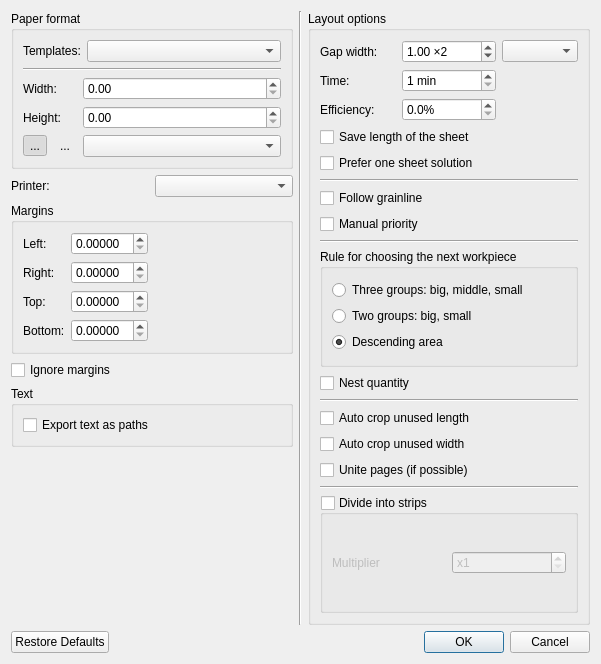
Qt form src/app/valentina/dialogs/dialoglayoutsettings.ui (dismine/valentina) before a commit.
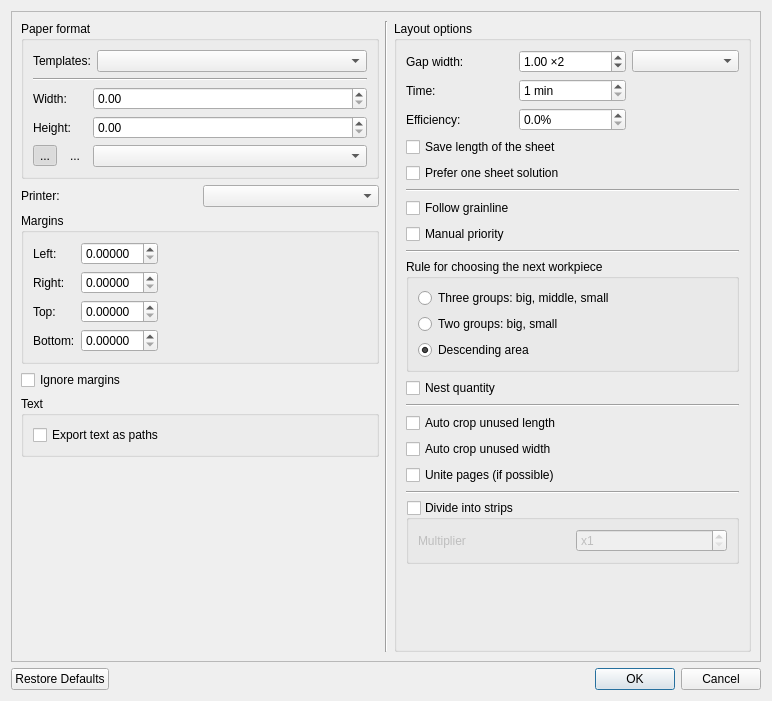
The same form after that commit. Icons and pictures are not drawn.

Commit message: Added scroll area to layout settings dialog.

```diff
--- a/src/app/valentina/dialogs/dialoglayoutsettings.ui
+++ b/src/app/valentina/dialogs/dialoglayoutsettings.ui
@@ -6,8 +6,8 @@
    <rect>
     <x>0</x>
     <y>0</y>
-    <width>601</width>
-    <height>664</height>
+    <width>772</width>
+    <height>701</height>
    </rect>
   </property>
   <property name="windowTitle">
@@ -17,12 +17,25 @@
    <iconset resource="../../../libs/vmisc/share/resources/icon.qrc">
     <normaloff>:/icon/64x64/icon64x64.png</normaloff>:/icon/64x64/icon64x64.png</iconset>
   </property>
-  <layout class="QVBoxLayout" name="verticalLayout_8">
-   <item>
-    <layout class="QHBoxLayout" name="horizontalLayout_4">
-     <item>
       <layout class="QVBoxLayout" name="verticalLayout_5">
        <item>
+    <widget class="QScrollArea" name="scrollArea">
+     <property name="widgetResizable">
+      <bool>true</bool>
+     </property>
+     <widget class="QWidget" name="scrollAreaWidgetContents">
+      <property name="geometry">
+       <rect>
+        <x>0</x>
+        <y>0</y>
+        <width>752</width>
+        <height>650</height>
+       </rect>
+      </property>
+      <layout class="QHBoxLayout" name="horizontalLayout_3">
+       <item>
+        <layout class="QVBoxLayout" name="verticalLayout_8">
+         <item>
         <widget class="QGroupBox" name="groupBoxPaperFormat">
          <property name="autoFillBackground">
           <bool>false</bool>
@@ -309,8 +322,6 @@
         </widget>
        </item>
        <item>
-        <layout class="QVBoxLayout" name="verticalLayout_7">
-         <item>
           <widget class="QGroupBox" name="groupBoxText">
            <property name="title">
             <string>Text</string>
@@ -329,8 +340,6 @@
            </layout>
           </widget>
          </item>
-        </layout>
-       </item>
        <item>
         <spacer name="verticalSpacer">
          <property name="orientation">
@@ -621,10 +630,25 @@
           </layout>
          </widget>
         </item>
+          <item>
+           <spacer name="verticalSpacer_2">
+            <property name="orientation">
+             <enum>Qt::Vertical</enum>
+            </property>
+            <property name="sizeHint" stdset="0">
+             <size>
+              <width>20</width>
+              <height>40</height>
+             </size>
+            </property>
+           </spacer>
+          </item>
        </layout>
       </widget>
      </item>
     </layout>
+     </widget>
+    </widget>
    </item>
    <item>
     <widget class="QDialogButtonBox" name="buttonBox">
```
Lines whose indentation alone changed are shown as unchanged. The commit also changes 5 other files.
